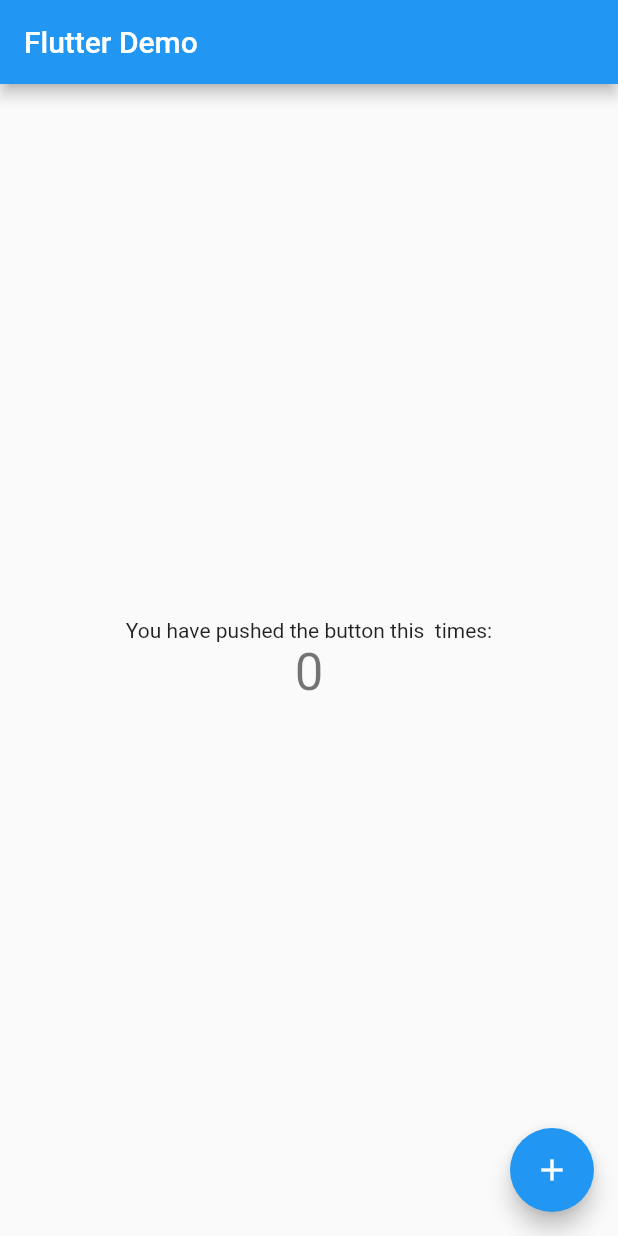
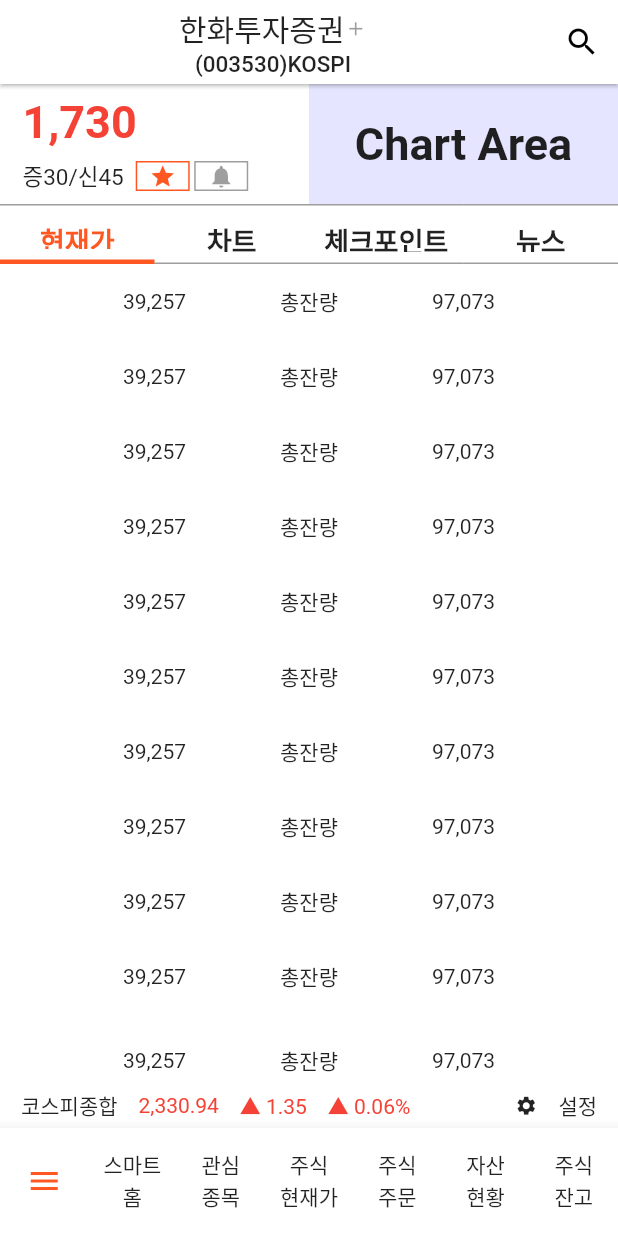
Before and after one commit to cheonbrave/smartm, a Flutter app: the screen it shows after launch, on a phone screen of 412 x 824 dp. Run offline on Flutter 3.47's test engine with Material 2 defaults, Android fonts, the phone set to English and light mode, and no system bars.

Commit message:
중간커밋
호롤롤로~~

```diff
--- /dev/null
+++ b/lib/demo_page.dart
@@ -0,0 +1,61 @@
+import 'package:flutter/material.dart';
+import 'package:flutter/rendering.dart';
+import 'package:smartm/demo_page_body.dart';
+import 'package:smartm/demo_page_footer.dart';
+import 'package:smartm/demo_page_header.dart';
+
+class DemoPage extends StatefulWidget {
+  @override
+  _DemoPageState createState() => _DemoPageState();
+}
+
+class _DemoPageState extends State<DemoPage> {
+
+  @override
+  Widget build(BuildContext context) {
+
+    return Scaffold(
+      appBar: AppBar(
+        centerTitle: true,
+        title:Column(
+          children: <Widget>[
+            Row(
+              mainAxisAlignment: MainAxisAlignment.center,
+              children: <Widget>[
+                Text("한화투자증권", style: TextStyle(fontSize: 20.0)),
+                Icon(Icons.add, size: 15.0, color: Colors.black38,)
+              ],
+            ),
+            Text("(003530)KOSPI", style: TextStyle(fontSize: 15.0))
+          ],
+        ),
+        elevation: 1.0,
+        actions: <Widget>[
+          IconButton(
+            icon: Icon(Icons.search),
+            onPressed: (){
+            },
+          ),
+        ],
+      ),
+      body: _makeBody(),
+      backgroundColor: Colors.white,
+    );
+  }
+
+  Widget _makeBody() {
+    return Scaffold(
+      backgroundColor: Colors.white,
+      body: SafeArea( // 아이폰 노치 디자인 대응
+        child: Column(
+          crossAxisAlignment: CrossAxisAlignment.stretch,
+          children: <Widget>[
+            DemoPageHeader(),
+            DemoPageBody(),
+            DemoPageFooter()
+          ],
+        )
+      ),
+    );
+  }
+}
--- /dev/null
+++ b/lib/demo_page_body.dart
@@ -0,0 +1,65 @@
+import 'package:flutter/material.dart';
+
+class DemoPageBody extends StatefulWidget {
+  @override
+  _DemoPageBodyState createState() => _DemoPageBodyState();
+}
+
+class _DemoPageBodyState extends State<DemoPageBody> {
+
+  // 임시방편으로 5번째 인덱스부터 리스트가 보이도록 하기위한 조치
+  ScrollController _scrollController;
+  double _itemSize = 50.0;
+
+  @override
+  void initState() {
+    super.initState();
+    _scrollController = ScrollController(initialScrollOffset: _itemSize * 5);
+  }
+
+  @override
+  Widget build(BuildContext context) {
+    return Expanded(
+      child: ListView.builder(
+        controller: _scrollController,
+        itemCount: 20,
+        itemExtent: _itemSize,
+        itemBuilder: (context, index) {
+          return Row(
+            children: <Widget>[
+              Expanded(
+                flex:1,
+                child: Container(
+                  child: Text("", textAlign: TextAlign.center,),
+                ),
+              ),
+              Expanded(
+                flex:1,
+                child: Container(
+                  child: Text("39,257", textAlign: TextAlign.center,),
+                ),
+              ),
+              Expanded(
+                flex:2,
+                child: Container(
+                  child: Text("총잔량", textAlign: TextAlign.center,),
+                ),
+              ),
+              Expanded(
+                flex:1,
+                child: Container(
+                  child: Text("97,073", textAlign: TextAlign.center,),
+                ),
+              ),Expanded(
+                flex:1,
+                child: Container(
+                  child: Text("", textAlign: TextAlign.center,),
+                ),
+              ),
+            ],
+          );
+        },
+      ),
+    );
+  }
+}
--- /dev/null
+++ b/lib/demo_page_footer.dart
@@ -0,0 +1,79 @@
+import 'package:flutter/material.dart';
+
+class DemoPageFooter extends StatefulWidget {
+  @override
+  _DemoPageFooterState createState() => _DemoPageFooterState();
+}
+
+class _DemoPageFooterState extends State<DemoPageFooter> {
+
+  @override
+  Widget build(BuildContext context) {
+    return Container(
+      height: 60.0,
+      child: Column(
+        children: <Widget>[
+          Container(
+            height: 30.0,
+            child: Row(
+              mainAxisAlignment: MainAxisAlignment.spaceEvenly,
+              children: <Widget>[
+                Expanded(
+                  flex:1,
+                  child: Container(
+                    child: Text("", textAlign: TextAlign.center,),
+                  ),
+                ),
+                Expanded(
+                  flex:1,
+                  child: Container(
+                    child: Text("39,257", textAlign: TextAlign.center,),
+                  ),
+                ),
+                Expanded(
+                  flex:2,
+                  child: Container(
+                    child: Text("총잔량", textAlign: TextAlign.center,),
+                  ),
+                ),
+                Expanded(
+                  flex:1,
+                  child: Container(
+                    child: Text("97,073", textAlign: TextAlign.center,),
+                  ),
+                ),Expanded(
+                  flex:1,
+                  child: Container(
+                    child: Text("", textAlign: TextAlign.center,),
+                  ),
+                ),
+
+              ],
+            ),
+          ),
+          Expanded(
+              child: Container(
+                width: double.infinity,
+                child: Row(
+                  mainAxisAlignment: MainAxisAlignment.spaceEvenly,
+                  children: <Widget>[
+                    Text('코스피종합'),
+                    Text('2,330.94', style: TextStyle(color: Colors.red),),
+                    Text('▲ 1.35', style: TextStyle(color: Colors.red),),
+                    Text('▲ 0.06%', style: TextStyle(color: Colors.red),),
+                    Text(''),
+                    Text(''),
+                    Text(''),
+                    Text(''),
+                    Icon(Icons.settings, size: 15.0,),
+                    Text('설정'),
+                  ],
+                ),
+              )
+          ),
+
+        ],
+      ),
+    );
+  }
+}
--- /dev/null
+++ b/lib/demo_page_header.dart
@@ -0,0 +1,137 @@
+import 'package:flutter/material.dart';
+
+class DemoPageHeader extends StatefulWidget {
+
+  @override
+  _DemoPageHeaderState createState() => _DemoPageHeaderState();
+}
+
+class _DemoPageHeaderState extends State<DemoPageHeader> {
+
+  @override
+  Widget build(BuildContext context) {
+    return Container(
+      height: 120.0,
+      child: Column(
+        children: <Widget>[
+          Expanded(
+            child: Container(
+              child: Row(
+                children: <Widget>[
+                  Expanded(
+                    child: Container(
+                      child: Padding(
+                        padding: EdgeInsets.only(left: 15.0),
+                        child: Column(
+                          mainAxisAlignment: MainAxisAlignment.spaceEvenly,
+                          crossAxisAlignment: CrossAxisAlignment.start,
+                          children: <Widget>[
+                            Text("1,730", style: TextStyle(fontSize: 30.0, fontWeight: FontWeight.bold, color: Colors.red),),
+                            Row(
+                              children: <Widget>[
+                                Text("증30/신45", style: TextStyle(fontSize: 15.0),),
+                                Container(
+                                  margin: EdgeInsets.only(left: 8.0),
+                                  padding: EdgeInsets.only(left: 8.0, right: 8.0),
+                                  decoration: BoxDecoration(
+                                      border: Border.all(color: Colors.deepOrange)
+                                  ),
+                                  child: Icon(Icons.star, size: 18.0, color: Colors.deepOrange,),
+                                ),
+                                Container(
+                                  margin: EdgeInsets.only(left: 3.0),
+                                  padding: EdgeInsets.only(left: 8.0, right: 8.0),
+                                  decoration: BoxDecoration(
+                                      border: Border.all(color: Colors.black38)
+                                  ),
+                                  child: Icon(Icons.notifications, size: 18.0, color: Colors.black38,),
+                                ),
+                              ],
+                            )
+
+                          ],
+                        ),
+                      )
+                    ),
+                  ),
+                  Expanded(
+                    child: Container(
+                      color: Color(0xffe5e5ff),
+                      height: double.infinity,
+                      alignment: Alignment.center,
+                      child: Text("Chart Area", style: TextStyle(fontWeight: FontWeight.bold, fontSize: 30.0), textAlign: TextAlign.center,),
+
+                    ),
+                  )
+                ],
+              ),
+            )
+          ),
+          Container(
+            height: 40.0,
+            child: Row(
+              mainAxisAlignment: MainAxisAlignment.spaceAround,
+              children: <Widget>[
+                Expanded(
+                  flex:1,
+                  child: Container(
+                    padding: EdgeInsets.only(top:10.0, bottom: 7.0),
+                    decoration: BoxDecoration(
+                        border: Border(
+                          top: BorderSide(color: Colors.black38),
+                          bottom: BorderSide(width: 3.0, color: Colors.deepOrange),
+                        )
+                    ),
+                    child: Text(
+                      "현재가",
+                      textAlign: TextAlign.center,
+                      style: TextStyle(fontSize: 18.0, fontWeight: FontWeight.bold, color: Colors.deepOrange),),
+                  ),
+                ),
+                Expanded(
+                  flex:1,
+                  child: Container(
+                    padding: EdgeInsets.only(top:10.0, bottom: 7.0),
+                    decoration: BoxDecoration(
+                        border: Border(
+                          top: BorderSide(color: Colors.black38),
+                          bottom: BorderSide(color: Colors.black38),
+                        )
+                    ),
+                    child: Text("차트", textAlign: TextAlign.center, style: TextStyle(fontSize: 18.0, fontWeight: FontWeight.bold),),
+                  ),
+                ),
+                Expanded(
+                  flex:1,
+                  child: Container(
+                    padding: EdgeInsets.only(top:10.0, bottom: 7.0),
+                    decoration: BoxDecoration(
+                        border: Border(
+                          top: BorderSide(color: Colors.black38),
+                          bottom: BorderSide(color: Colors.black38),
+                        )
+                    ),
+                    child: Text("체크포인트", textAlign: TextAlign.center, style: TextStyle(fontSize: 18.0, fontWeight: FontWeight.bold),),
+                  ),
+                ),
+                Expanded(
+                  flex:1,
+                  child: Container(
+                    padding: EdgeInsets.only(top:10.0, bottom: 7.0),
+                    decoration: BoxDecoration(
+                        border: Border(
+                          top: BorderSide(color: Colors.black38),
+                          bottom: BorderSide(color: Colors.black38),
+                        )
+                    ),
+                    child: Text("뉴스", textAlign: TextAlign.center, style: TextStyle(fontSize: 18.0, fontWeight: FontWeight.bold),),
+                  ),
+                ),
+              ],
+            ),
+          )
+        ],
+      ),
+    );
+  }
+}
--- a/lib/main.dart
+++ b/lib/main.dart
@@ -1,4 +1,5 @@
 import 'package:flutter/material.dart';
+import 'package:smartm/tap_page.dart';
 
 void main() => runApp(MyApp());
 
@@ -7,58 +8,13 @@ class MyApp extends StatelessWidget {
   @override
   Widget build(BuildContext context) {
     return MaterialApp(
-      title: 'Flutter Demo',
+      title: 'SmartM Demo',
       theme: ThemeData(
-        primarySwatch: Colors.blue,
+        primarySwatch: Colors.deepOrange,
+        primaryColor: Colors.white,
+        backgroundColor: Colors.white,
       ),
-      home: MyHomePage(title: 'Flutter Demo'),
+      home: TapPage(tapIndex: 3),
     );
   }
 }
-
-class MyHomePage extends StatefulWidget {
-  MyHomePage({Key key, this.title}) : super(key: key);
-
-  final String title;
-
-  @override
-  _MyHomePageState createState() => _MyHomePageState();
-}
-
-class _MyHomePageState extends State<MyHomePage> {
-  int _counter = 0;
-
-  void _incrementCounter() {
-    setState(() {
-      _counter++;
-    });
-  }
-
-  @override
-  Widget build(BuildContext context) {
-    return Scaffold(
-      appBar: AppBar(
-        title: Text(widget.title),
-      ),
-      body: Center(
-        child: Column(
-          mainAxisAlignment: MainAxisAlignment.center,
-          children: <Widget>[
-            Text(
-              'You have pushed the button this  times:',
-            ),
-            Text(
-              '$_counter',
-              style: Theme.of(context).textTheme.display1,
-            ),
-          ],
-        ),
-      ),
-      floatingActionButton: FloatingActionButton(
-        onPressed: _incrementCounter,
-        tooltip: 'Increment',
-        child: Icon(Icons.add),
-      ), // This trailing comma makes auto-formatting nicer for build methods.
-    );
-  }
-}
--- /dev/null
+++ b/lib/tap_page.dart
@@ -0,0 +1,98 @@
+import 'package:flutter/material.dart';
+import 'package:smartm/demo_page.dart';
+
+class TapPage extends StatefulWidget {
+
+  int tapIndex; // 탭화면 인덱스 수신
+  TapPage({Key key, @required this.tapIndex}) : super(key: key);
+
+  @override
+  _TapPageState createState() => _TapPageState();
+
+}
+
+class _TapPageState extends State<TapPage> {
+
+  int _selectedIdx = 0;
+
+  List _pages = [
+    DemoPage(), // 0
+    DemoPage(), // 1
+    DemoPage(), // 2
+    DemoPage(), // 3
+    DemoPage(), // 4
+    DemoPage(), // 5
+    DemoPage(), // 6
+  ];
+
+  @override
+  Widget build(BuildContext context) {
+
+    debugPrint("widget.tapIndex : ${widget.tapIndex}");
+    if(widget.tapIndex != null) { // widget 은 현재 State에 선언된 변수를 참조할때 사용, this 같은 의미
+      _selectedIdx = widget.tapIndex;
+      widget.tapIndex = null;
+    }
+
+    var height = 13.0;
+
+    return Scaffold(
+        body: Center(
+          child: _pages[_selectedIdx],
+        ),
+        bottomNavigationBar: BottomNavigationBar(
+          type: BottomNavigationBarType.fixed,
+          backgroundColor: Colors.white,
+          showSelectedLabels: false,
+          showUnselectedLabels: false,
+          selectedItemColor: Colors.deepOrange,
+          unselectedItemColor: Colors.black87,
+          onTap: _onTapped,
+          currentIndex: _selectedIdx,
+          items: <BottomNavigationBarItem>[
+            BottomNavigationBarItem(
+                icon: Icon(Icons.menu, color: Colors.deepOrange),
+                title: Text('')
+            ),
+            BottomNavigationBarItem(
+                icon: Text('스마트\n홈', textAlign: TextAlign.center),
+                activeIcon: Text('스마트\n홈', textAlign: TextAlign.center),
+                title: Text('')
+            ),
+            BottomNavigationBarItem(
+                icon: Text('관심\n종목', textAlign: TextAlign.center),
+                activeIcon: Text('관심\n종목', textAlign: TextAlign.center),
+                title: Text('')
+            ),
+            BottomNavigationBarItem(
+                icon: Text('주식\n현재가', textAlign: TextAlign.center),
+                activeIcon: Text('주식\n현재가', textAlign: TextAlign.center),
+                title: Text('')
+            ),
+            BottomNavigationBarItem(
+                icon: Text('주식\n주문', textAlign: TextAlign.center),
+                activeIcon: Text('주식\n주문', textAlign: TextAlign.center),
+                title: Text('')
+            ),
+            BottomNavigationBarItem(
+                icon: Text('자산\n현황', textAlign: TextAlign.center),
+                activeIcon: Text('자산\n현황', textAlign: TextAlign.center),
+                title: Text('')
+            ),
+            BottomNavigationBarItem(
+                icon: Text('주식\n잔고', textAlign: TextAlign.center),
+                activeIcon: Text('주식\n잔고', textAlign: TextAlign.center),
+                title: Text('')
+            ),
+
+          ],
+        )
+    );
+  }
+
+  void _onTapped(int idx) {
+    setState(() {
+      _selectedIdx = idx;
+    });
+  }
+}
--- a/pubspec.yaml
+++ b/pubspec.yaml
@@ -23,6 +23,7 @@ dependencies:
   # The following adds the Cupertino Icons font to your application.
   # Use with the CupertinoIcons class for iOS style icons.
   cupertino_icons: ^0.1.2
+
 
 dev_dependencies:
   flutter_test:
```
